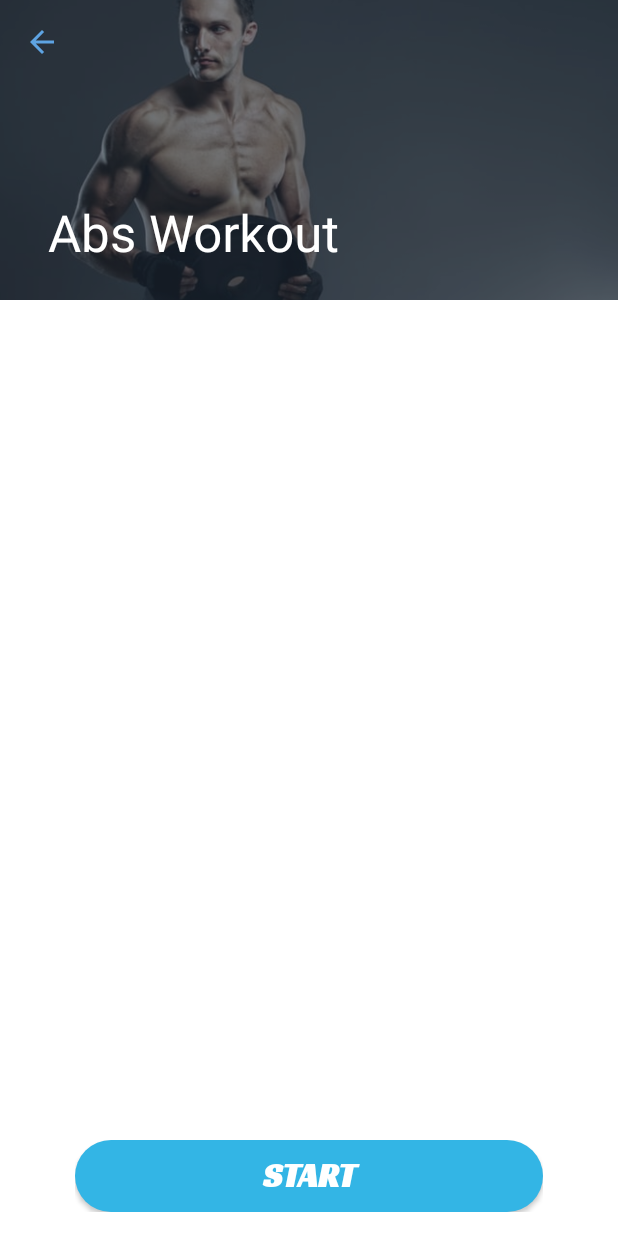
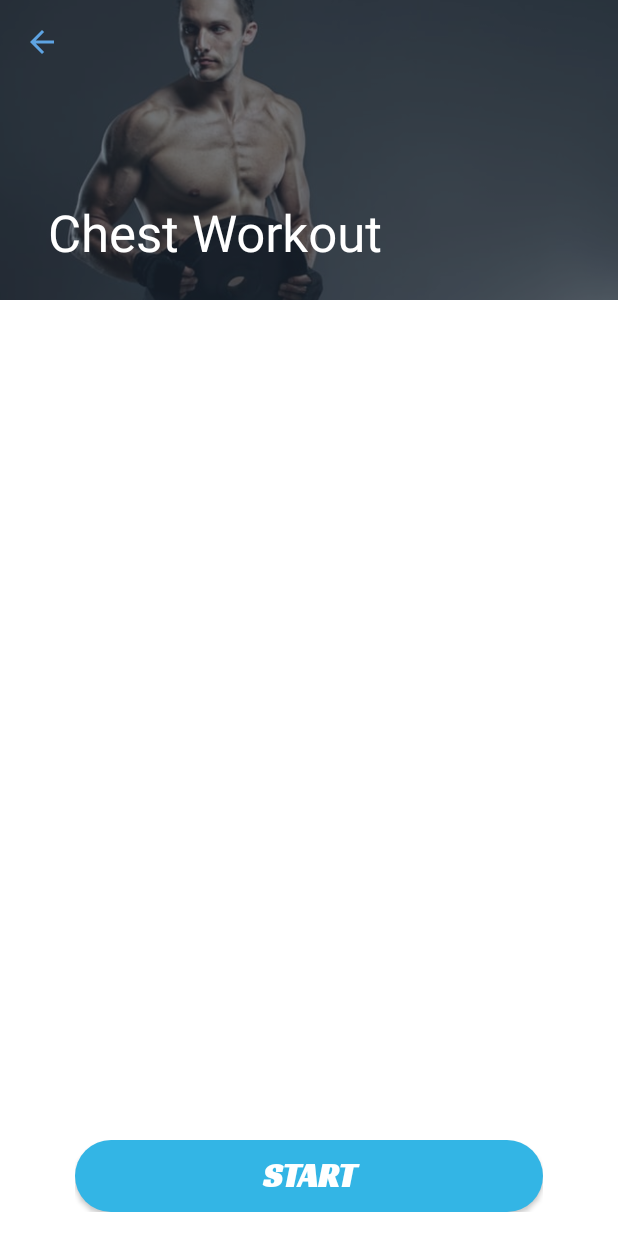
Before and after one commit to rishabhsingh2002/home_workout, an Android app: the screen it shows after launch (MainActivity), after a tap on "Chest Workout", on a phone screen of 412 x 824 dp. Run offline under Robolectric (Android 15) with nearby library versions, the light colour scheme and no system bars; our stand-ins replace Firebase (no records; nobody signed in at launch, a user with empty details on screens opened directly), navigation-ui; libraries missing offline, so code that uses them is left out: com.onesignal; pictures from the network do not load; 2 statements that could not run were skipped.

Commit message:
Beginners Home Workout commit 2

```diff
--- a/app/src/main/java/workout/home/homeworkout/ui/fragment/ChestFragment.kt
+++ b/app/src/main/java/workout/home/homeworkout/ui/fragment/ChestFragment.kt
@@ -62,7 +62,7 @@ class ChestFragment : Fragment() {
     private fun toolBarSetUp() {
         (activity as AppCompatActivity).setSupportActionBar(binding.toolbarChestFragment)
         if ((activity as AppCompatActivity).supportActionBar != null) {
-            binding.toolbarChestFragment.title = "Abs Workout"
+            binding.toolbarChestFragment.title = "Chest Workout"
             (activity as AppCompatActivity).supportActionBar?.setDisplayHomeAsUpEnabled(true)
             (activity as AppCompatActivity).supportActionBar?.setHomeAsUpIndicator(R.drawable.ic_arrow_back)
         }
```
